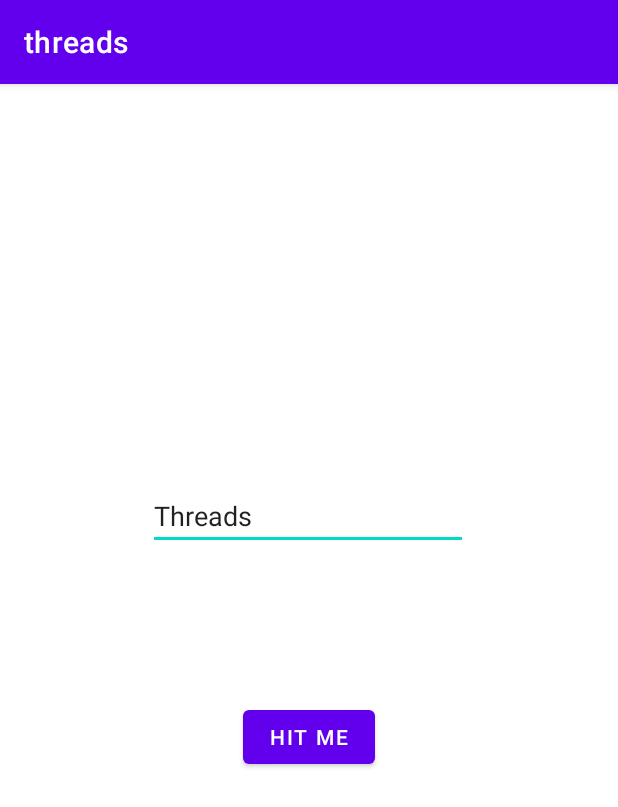
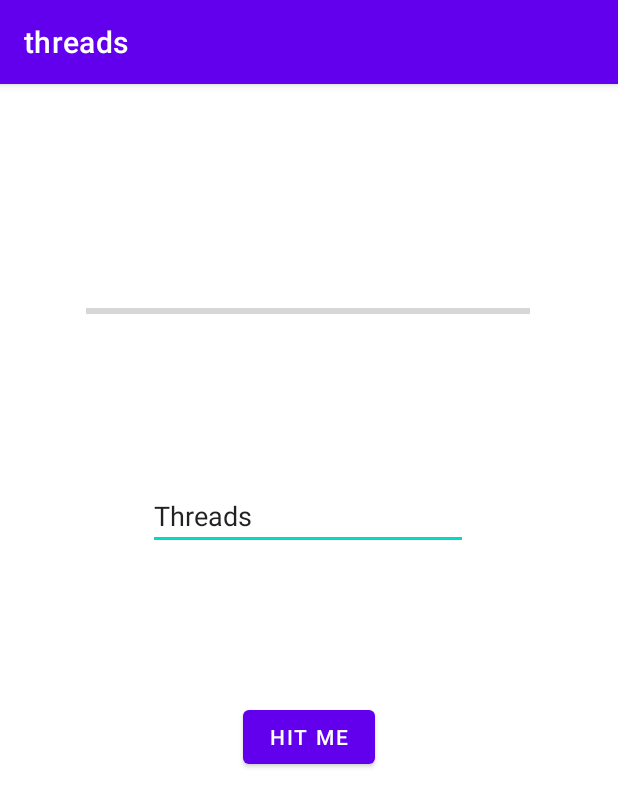
Before and after one commit to rizqyilmi/threads, an Android app: the screen it shows after launch (MainActivity), after a tap on "HIT ME", on a phone screen of 412 x 824 dp. Shown: the top 807 px of the screen. Run offline under Robolectric (Android 15) with nearby library versions, the phone set to English and light mode, and no system bars.

Commit message:
Progress bar and asynctask

```diff
--- a/app/src/main/java/com/example/threads/MainActivity.java
+++ b/app/src/main/java/com/example/threads/MainActivity.java
@@ -9,10 +9,12 @@ import android.util.Log;
 import android.view.View;
 import android.widget.Button;
 import android.widget.EditText;
+import android.widget.ProgressBar;
 
 public class MainActivity extends AppCompatActivity {
     Button button;
     EditText editText;
+    ProgressBar pb;
     Handler myhandler = new Handler();
 
     @Override
@@ -21,6 +23,8 @@ public class MainActivity extends AppCompatActivity {
         setContentView(R.layout.activity_main);
         button = findViewById(R.id.button);
         editText = findViewById(R.id.editText);
+        pb=findViewById(R.id.progressBar);
+
         Log.println(Log.INFO, "ThreadID", "thread ID:" + String.valueOf(Thread.currentThread().getId()));
     }
 
@@ -34,13 +38,26 @@ public class MainActivity extends AppCompatActivity {
 
     }
 
-    private class myAsyncTask extends AsyncTask<Void,Void,Void> {
+    private class myAsyncTask extends AsyncTask<Void,Integer,Void> {
+        @Override
+        protected void onPreExecute() {
+            super.onPreExecute();
+            pb.setMax(100);
+            pb.setVisibility(View.VISIBLE);
+        }
+
+        @Override
+        protected void onProgressUpdate(Integer... values) {
+            super.onProgressUpdate(values);
+            pb.setProgress(values[0]);
+        }
 
         @Override
         protected Void doInBackground(Void... voids) {
-            for (int i = 0; i < 5; i++) {
+            for (int i = 0; i < 100; i++) {
+                publishProgress(i);
                 try {
-                    Thread.sleep(1000);
+                    Thread.sleep(100);
                 } catch (InterruptedException e) {
                     e.printStackTrace();
                 }
@@ -52,15 +69,16 @@ public class MainActivity extends AppCompatActivity {
         @Override
         protected void onPostExecute(Void aVoid) {
             super.onPostExecute(aVoid);
-            button.setText(editText.getText());
+            button.setText("task completed"+editText.getText());
+            pb.setVisibility(View.INVISIBLE);
         }
     }
 
     public class myThread extends Thread {
         public void run() {
-            for (int i = 0; i < 5; i++) {
+            for (int i = 0; i < 100; i++) {
                 try {
-                    Thread.sleep(1000);
+                    Thread.sleep(100);
                 } catch (InterruptedException e) {
                     e.printStackTrace();
                 }
--- a/app/src/main/res/layout/activity_main.xml
+++ b/app/src/main/res/layout/activity_main.xml
@@ -31,4 +31,16 @@
         app:layout_constraintStart_toStartOf="parent"
         app:layout_constraintTop_toTopOf="parent"
         app:layout_constraintVertical_bias="0.725" />
+
+    <ProgressBar
+        android:id="@+id/progressBar"
+        style="?android:attr/progressBarStyleHorizontal"
+        android:layout_width="296dp"
+        android:layout_height="115dp"
+        app:layout_constraintBottom_toBottomOf="parent"
+        app:layout_constraintEnd_toEndOf="parent"
+        app:layout_constraintHorizontal_bias="0.495"
+        app:layout_constraintStart_toStartOf="parent"
+        app:layout_constraintTop_toTopOf="parent"
+        app:layout_constraintVertical_bias="0.144" />
 </androidx.constraintlayout.widget.ConstraintLayout>
```
